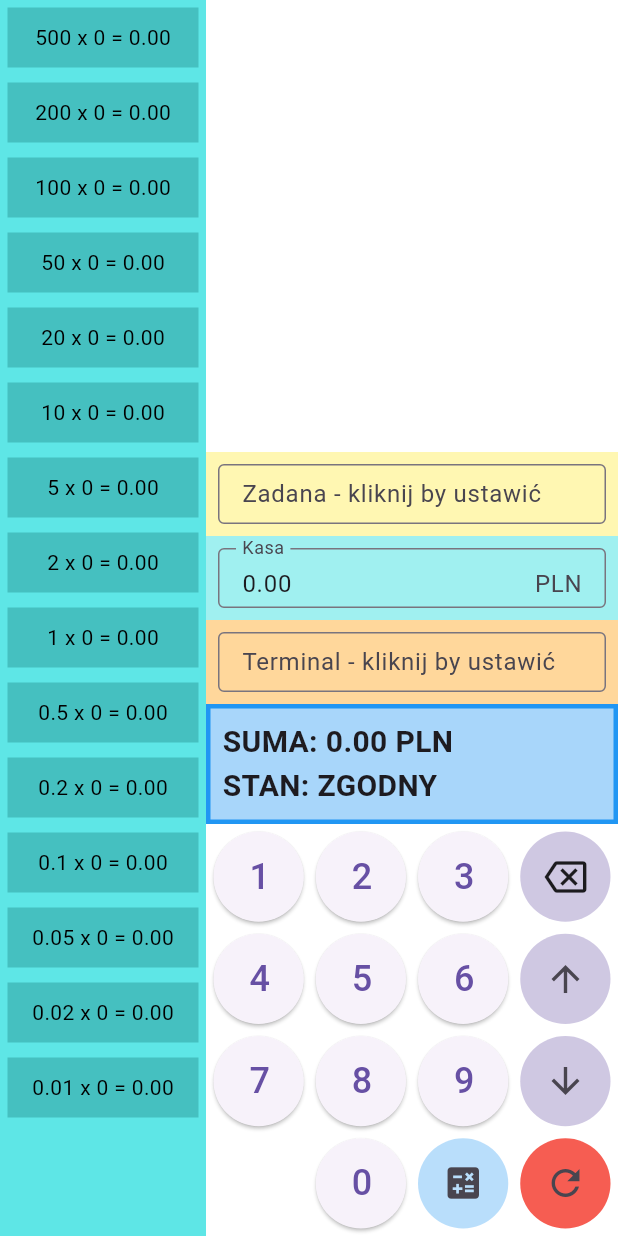
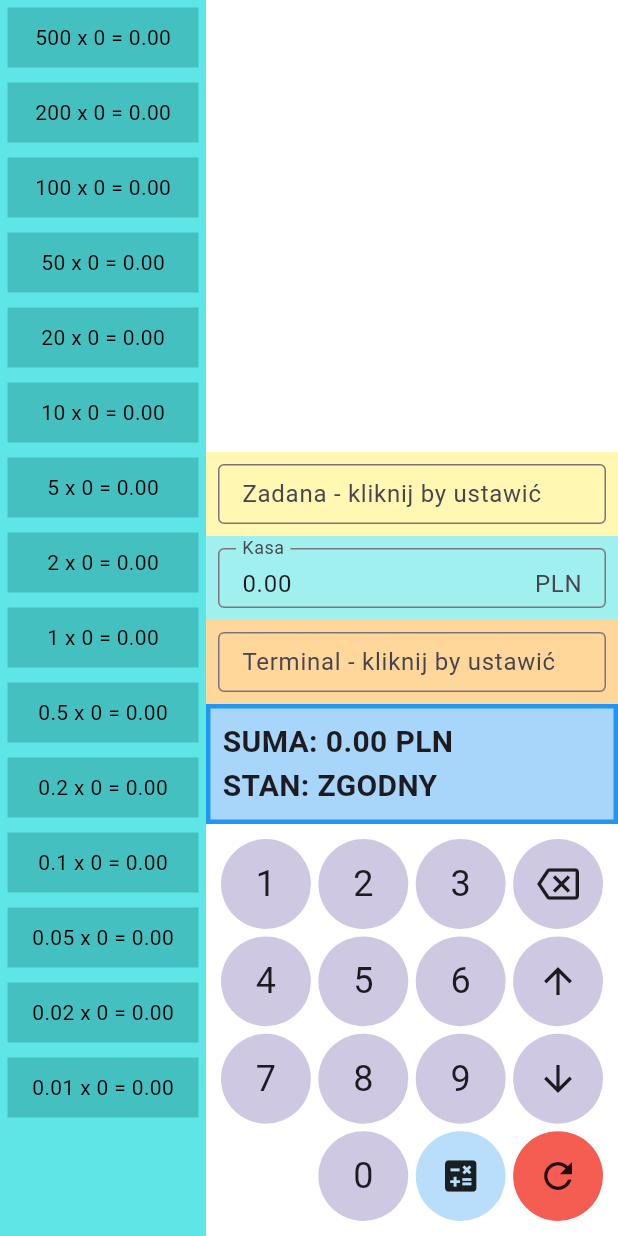
Before and after one commit to WGFizban/counter_2_0, a Flutter app: the screen it shows after launch, on a phone screen of 412 x 824 dp. Run offline on Flutter 3.47's test engine with Material 3 defaults, Android fonts, the light colour scheme and no system bars; our stand-ins replace flutter_mobx, mobx; generated files the repository leaves out were written again.

Commit message:
preparation for web

```diff
--- a/lib/main.dart
+++ b/lib/main.dart
@@ -81,14 +81,26 @@ class HomeScreen extends StatelessWidget {
                     ),
                     Visibility(
                         visible: orientation == Orientation.portrait,
-                        child: numpad(context)),
+                        child: Padding(
+                          padding: const EdgeInsets.all(5.0),
+                          child: numpad(context),
+                        )),
                   ],
                 );
               }),
             ),
             Visibility(
                 visible: orientation == Orientation.landscape,
-                child: Expanded(child: Center(child: numpad(context))))
+                child: Expanded(
+                    child: Column(
+                  mainAxisAlignment: MainAxisAlignment.end,
+                  children: [
+                    Padding(
+                      padding: const EdgeInsets.fromLTRB(8, 8, 8, 20),
+                      child: numpad(context),
+                    )
+                  ],
+                )))
           ],
         ),
       ),
@@ -102,8 +114,8 @@ class HomeScreen extends StatelessWidget {
           color: Colors.white,
           child: GridView.count(
             crossAxisCount: 4,
-            mainAxisSpacing: 8.0,
-            crossAxisSpacing: 8.0,
+            mainAxisSpacing: 5.0,
+            crossAxisSpacing: 5.0,
             shrinkWrap: true,
             children: [
               ...[1, 2, 3].map((nb) => _buildNumberButton(context, nb)),
@@ -343,14 +355,19 @@ class HomeScreen extends StatelessWidget {
     return Observer(builder: (context) {
       return Visibility(
         visible: _store.mode != EditMode.money,
-        child: ElevatedButton(
-          onPressed: () {
+        child: Container(
+          decoration: BoxDecoration(
+            color: Theme.of(context).colorScheme.primary.withAlpha(80),
+            shape: BoxShape.circle,
+          ),
+          child: InkWell(
+            child: Center(child: Text('.', style: TextStyle(fontSize: 24))),
+            onTap: () {
               switch (_store.mode) {
                 case EditMode.terimnalValue:
                   if (!_store.terimnalController.text.contains('.')) {
                     _store.terimnalController.text += '.';
                   }
-                break;
                 case EditMode.requestValue:
                   if (!_store.requestedValueController.text.contains('.')) {
                     _store.requestedValueController.text += '.';
@@ -362,38 +379,41 @@ class HomeScreen extends StatelessWidget {
                   }
               }
             },
-          child: Text('.', style: TextStyle(fontSize: 24)),
+          ),
         ),
       );
     });
   }
 
   Widget _buildNumberButton(BuildContext context, int number) {
-    return ElevatedButton(
-      onPressed: () {
+    return Container(
+        decoration: BoxDecoration(
+          color: Theme.of(context).colorScheme.primary.withAlpha(80),
+          shape: BoxShape.circle,
+        ),
+        child: InkWell(
+          child: Center(child: Text('$number', style: TextStyle(fontSize: 24))),
+          onTap: () {
             switch (_store.mode) {
               case EditMode.terimnalValue:
                 _store.setupControllerValue(_store.terimnalController, number);
-            break;
 
               case EditMode.requestValue:
                 _store.setupControllerValue(
                     _store.requestedValueController, number);
-            break;
 
               case EditMode.calculator:
                 _store.setupControllerValue(
                     _store.calculatorValueController, number);
                 _store.setCalulatorSum();
-            break;
 
               default:
-            _store.moneyData.updateQuantity(number, _store.selectedValueIndex);
+                _store.moneyData
+                    .updateQuantity(number, _store.selectedValueIndex);
                 _store.refreshMoney(_store.moneyData.totalSum);
             }
           },
-      child: Text('$number', style: TextStyle(fontSize: 24)),
-    );
+        ));
   }
 
   Widget _buildClearButton(BuildContext context) {
@@ -402,13 +422,12 @@ class HomeScreen extends StatelessWidget {
           color: Colors.red.withAlpha(220),
           shape: BoxShape.circle,
         ),
-      child: IconButton(
-        icon: Icon(Icons.refresh, size: 28),
-        onPressed: () {
+        child: InkWell(
+          child: Center(child: Icon(Icons.refresh, size: 28)),
+          onTap: () {
             _store.showClearConfirmationDialog(context);
           },
-      ),
-    );
+        ));
   }
 
   Widget _buildBackspaceButton(BuildContext context) {
@@ -427,7 +446,6 @@ class HomeScreen extends StatelessWidget {
                       .terimnalController.text
                       .substring(0, _store.terimnalController.text.length - 1);
                 }
-                break;
 
               case EditMode.requestValue:
                 if (_store.requestedValueController.text.isNotEmpty) {
@@ -435,7 +453,6 @@ class HomeScreen extends StatelessWidget {
                       _store.requestedValueController.text.substring(
                           0, _store.requestedValueController.text.length - 1);
                 }
-                break;
 
               case EditMode.calculator:
                 if (_store.calculatorValueController.text.isNotEmpty) {
@@ -444,7 +461,6 @@ class HomeScreen extends StatelessWidget {
                           0, _store.calculatorValueController.text.length - 1);
                 }
                 _store.setCalulatorSum();
-                break;
 
               default:
                 _store.moneyData.removeLastDigit(_store.selectedValueIndex);
@@ -457,20 +473,17 @@ class HomeScreen extends StatelessWidget {
                 if (_store.terimnalController.text.isNotEmpty) {
                   _store.terimnalController.text = "";
                 }
-                break;
 
               case EditMode.requestValue:
                 if (_store.requestedValueController.text.isNotEmpty) {
                   _store.requestedValueController.text = "";
                 }
-                break;
 
               case EditMode.calculator:
                 if (_store.calculatorValueController.text.isNotEmpty) {
                   _store.calculatorValueController.text = "";
                   _store.calculatorSum = 0.0;
                 }
-                break;
             }
           },
         ));
@@ -482,9 +495,9 @@ class HomeScreen extends StatelessWidget {
         color: Colors.blue.withAlpha(80),
         shape: BoxShape.circle,
       ),
-      child: IconButton(
-          icon: Icon(Icons.calculate, size: 28),
-          onPressed: () {
+      child: InkWell(
+          child: Center(child: Icon(Icons.calculate, size: 28)),
+          onTap: () {
             if (_store.checkActualMode(context, EditMode.requestValue) &&
                 _store.checkActualMode(context, EditMode.terimnalValue)) {
               _store.selectedValueIndex = null;
@@ -503,11 +516,8 @@ class HomeScreen extends StatelessWidget {
           color: color ?? Theme.of(context).colorScheme.primary.withAlpha(80),
           shape: BoxShape.circle,
         ),
-      child: IconButton(
-        icon: Icon(icon, size: 28),
-        onPressed: () => action(),
-      ),
-    );
+        child: InkWell(
+            child: Center(child: Icon(icon, size: 28)), onTap: () => action()));
   }
 
   Widget _moneyValueItem(
```
Also changed, not shown: analysis_options.yaml (+10 -0 lines), 5 other files. Lines whose indentation alone changed are shown as unchanged.
